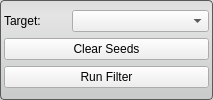
First picture: the form in src/Interface/ToolInterface/FillHolesFilterInterface.ui, repository SCIInstitute/Seg3D, before the edit.
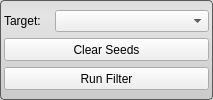
Second picture: the form after the edit.

```diff
--- a/src/Interface/ToolInterface/FillHolesFilterInterface.ui
+++ b/src/Interface/ToolInterface/FillHolesFilterInterface.ui
@@ -46,7 +46,7 @@
     <number>4</number>
    </property>
    <item>
-    <layout class="QHBoxLayout" name="activeHLayout" stretch="1,2">
+    <layout class="QHBoxLayout" name="activeHLayout" stretch="1,3">
      <property name="spacing">
       <number>0</number>
      </property>
@@ -71,6 +71,12 @@
          <verstretch>0</verstretch>
         </sizepolicy>
        </property>
+       <property name="sizeAdjustPolicy">
+        <enum>QComboBox::AdjustToMinimumContentsLength</enum>
+       </property>
+       <property name="minimumContentsLength">
+        <number>12</number>
+       </property>
       </widget>
      </item>
     </layout>
@@ -83,6 +89,12 @@
        <verstretch>0</verstretch>
       </sizepolicy>
      </property>
+     <property name="maximumSize">
+      <size>
+       <width>16777215</width>
+       <height>23</height>
+      </size>
+     </property>
      <property name="text">
       <string>Clear Seeds</string>
      </property>
@@ -96,6 +108,12 @@
        <verstretch>0</verstretch>
       </sizepolicy>
      </property>
+     <property name="maximumSize">
+      <size>
+       <width>16777215</width>
+       <height>23</height>
+      </size>
+     </property>
      <property name="text">
       <string>Run Filter</string>
      </property>
```
